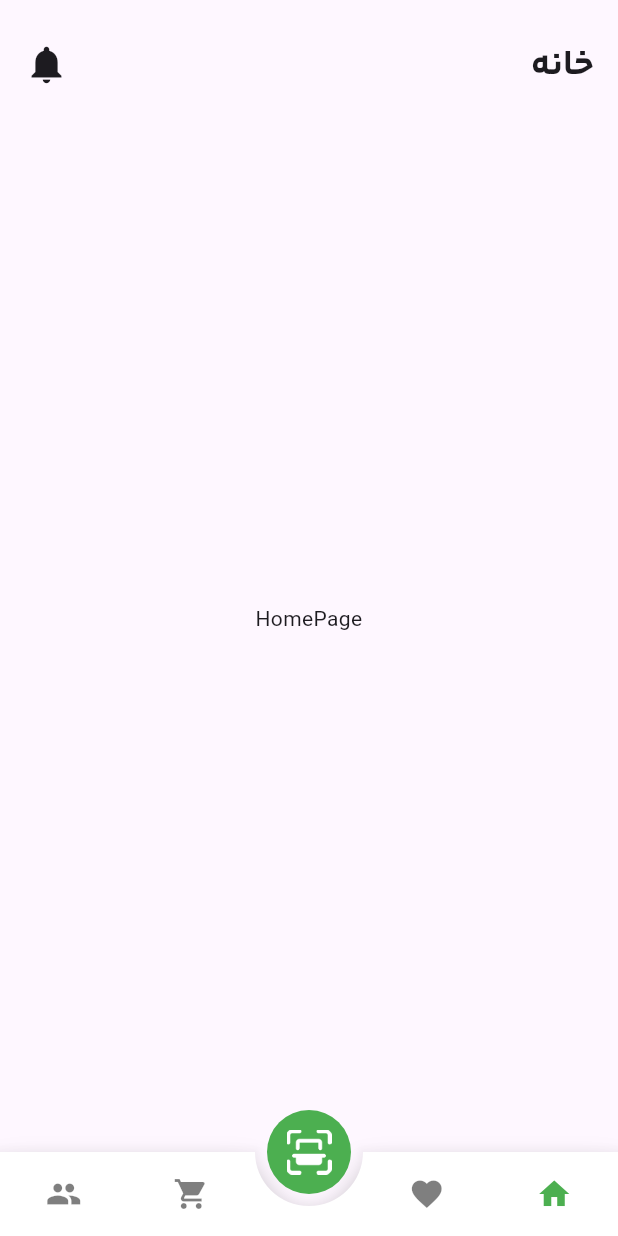
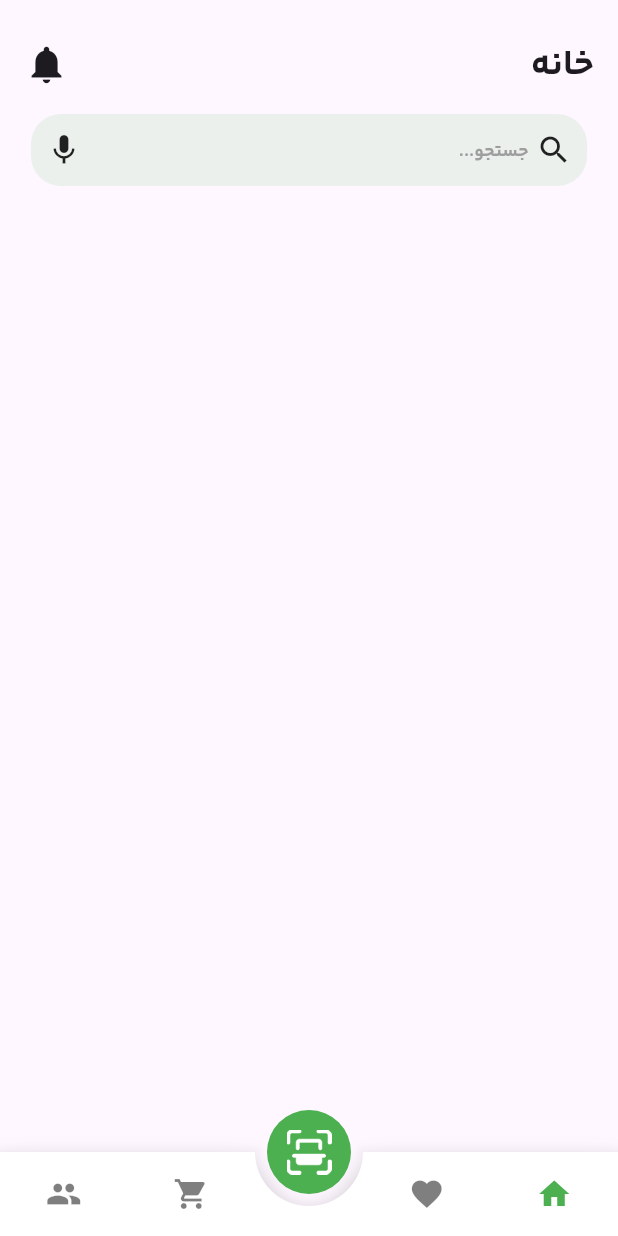
Before and after one commit to taktez/plant_app, a Flutter app: the screen it shows after launch, on a phone screen of 412 x 824 dp. Run offline on Flutter 3.47's test engine with Material 3 defaults, Android fonts, the phone set to English and light mode, and no system bars; drawn by our look-alikes of animated_bottom_navigation_bar; our stand-ins replace page_transition.

Commit message:
make search add home page

```diff
--- a/lib/screens/home_page.dart
+++ b/lib/screens/home_page.dart
@@ -1,4 +1,5 @@
 import 'package:flutter/material.dart';
+import 'package:plant/constant/constant.dart';
 
 class HomePage extends StatefulWidget {
   const HomePage({super.key});
@@ -10,10 +11,43 @@ class HomePage extends StatefulWidget {
 class _HomePageState extends State<HomePage> {
   @override
   Widget build(BuildContext context) {
+    Size size = MediaQuery.of(context).size;
     return Scaffold(
-      body: Center(
-        child: Text("HomePage"),
+        body: SingleChildScrollView(
+      child: Column(
+        children: [
+          Padding(
+            padding: const EdgeInsets.only(top: 20.0),
+            child: Center(
+              child: Container(
+                padding: const EdgeInsets.symmetric(horizontal: 10),
+                width: size.width * 0.9,
+                decoration: BoxDecoration(
+                  color: Constant.primaryColor.withOpacity(0.1),
+                  borderRadius: BorderRadius.circular(20.0),
+                ),
+                child: Row(
+                  mainAxisAlignment: MainAxisAlignment.center,
+                  children: [
+                    Icon(Icons.search),
+                    SizedBox(width: 5.0),
+                    Expanded(
+                        child: TextField(
+                      style: TextStyle(fontFamily: 'YekanBakh'),
+                      decoration: InputDecoration(
+                          hintText: 'جستجو...',
+                          border: InputBorder.none,
+                          hintStyle:
+                              TextStyle(color: Colors.grey, fontSize: 12)),
+                    )),
+                    Icon(Icons.mic),
+                  ],
+                ),
+              ),
+            ),
+          )
+        ],
       ),
-    );
+    ));
   }
 }
```
